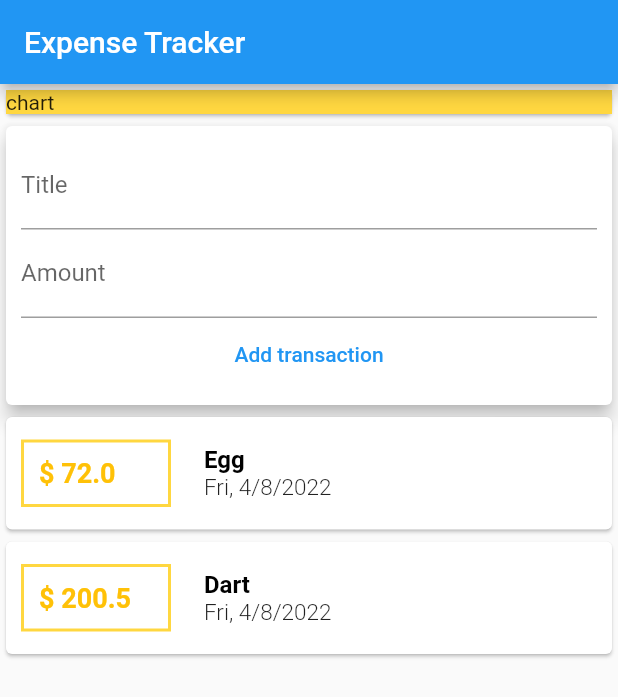
After one commit to Alamin11/ExpenseTracker, a Flutter app: the screen it shows after launch, on a phone screen of 412 x 824 dp. The commit adds this screen. Shown: the top 697 px of the screen. Run offline on Flutter 3.47's test engine with Material 2 defaults, Android fonts, the phone set to English and light mode, and no system bars.

Commit message:
Spliting the app into widget, connecting & managing data

```diff
--- /dev/null
+++ b/lib/widgets/new_transaction.dart
@@ -0,0 +1,52 @@
+import 'package:flutter/material.dart';
+
+class NewTransaction extends StatelessWidget {
+  //NewTransaction({Key? key, required this.newTransaction}) : super(key: key);
+  final Function newTransaction;
+  NewTransaction(this.newTransaction, {Key? key}) : super(key: key);
+  final titleController = TextEditingController();
+  final amountController = TextEditingController();
+
+  @override
+  Widget build(BuildContext context) {
+    return Card(
+      elevation: 5.0,
+      child: Padding(
+        padding: const EdgeInsets.all(10.0),
+        child: Column(
+          children: [
+            TextField(
+              decoration: const InputDecoration(
+                //label: Text('Title'),
+                labelText: 'Title',
+              ),
+              //onChanged: (value) => titleInput = value,
+              controller: titleController,
+            ),
+            TextField(
+              decoration: const InputDecoration(
+                labelText: 'Amount',
+              ),
+              // onChanged: (value) {
+              //   amountInput = value;
+              // },
+              controller: amountController,
+            ),
+            TextButton(
+              onPressed: () {
+                // print('titleInput = $titleInput');
+                // print('amountInput = $amountInput');
+
+                // print(titleController.text);
+                // print(amountController.text);
+                newTransaction(
+                    titleController.text, double.parse(amountController.text));
+              },
+              child: const Text('Add transaction'),
+            ),
+          ],
+        ),
+      ),
+    );
+  }
+}
--- /dev/null
+++ b/lib/widgets/transaction_list.dart
@@ -0,0 +1,74 @@
+import 'package:flutter/material.dart';
+import 'package:intl/intl.dart';
+import '../models/transaction.dart';
+
+class TransactionList extends StatelessWidget {
+  final List<Transaction> transactions;
+  TransactionList(this.transactions, {Key? key}) : super(key: key);
+
+  @override
+  Widget build(BuildContext context) {
+    return SizedBox(
+      height: 340,
+      child: SingleChildScrollView(
+        child: Column(
+            children: transactions
+                .map((tx) => Card(
+                      child: Row(
+                        children: [
+                          Container(
+                            width: 100.0,
+                            margin: const EdgeInsets.symmetric(
+                              horizontal: 10,
+                              vertical: 15.0,
+                            ),
+                            decoration: BoxDecoration(
+                              border: Border.all(
+                                color: Colors.amberAccent,
+                                width: 2,
+                              ),
+                            ),
+                            padding: const EdgeInsets.all(10.0),
+                            child: Text(
+                              //tx.amount.toString(),
+                              '\$ ${tx.amount}',
+                              style: const TextStyle(
+                                fontWeight: FontWeight.bold,
+                                fontSize: 18,
+                                color: Colors.amber,
+                              ),
+                            ),
+                          ),
+                          const SizedBox(
+                            width: 12.0,
+                          ),
+                          Column(
+                            crossAxisAlignment: CrossAxisAlignment.start,
+                            children: [
+                              Text(
+                                tx.title,
+                                style: const TextStyle(
+                                  fontWeight: FontWeight.bold,
+                                  fontSize: 16,
+                                  color: Colors.black,
+                                ),
+                              ),
+                              Text(
+                                // DateFormat('dd/MM/yy').format(tx.date),
+                                //DateFormat.yMMMMEEEEd().format(tx.date),
+                                DateFormat.yMEd().format(tx.date),
+                                style: const TextStyle(
+                                  fontSize: 15.0,
+                                  fontWeight: FontWeight.w300,
+                                ),
+                              ),
+                            ],
+                          ),
+                        ],
+                      ),
+                    ))
+                .toList()),
+      ),
+    );
+  }
+}
--- /dev/null
+++ b/lib/widgets/user_transaction.dart
@@ -0,0 +1,50 @@
+import 'package:flutter/material.dart';
+import './new_transaction.dart';
+import './transaction_list.dart';
+import '../models/transaction.dart';
+
+class UserTransaction extends StatefulWidget {
+  const UserTransaction({Key? key}) : super(key: key);
+
+  @override
+  State<UserTransaction> createState() => _UserTransactionState();
+}
+
+class _UserTransactionState extends State<UserTransaction> {
+  final List<Transaction> _userTransactions = [
+    Transaction(
+      id: 't1',
+      title: 'Egg',
+      amount: 72,
+      date: DateTime.now(),
+    ),
+    Transaction(
+      id: 't2',
+      title: 'Dart',
+      amount: 200.50,
+      date: DateTime.now(),
+    ),
+  ];
+
+  void _NewTransaction(String title, double amount) {
+    final newTransaction = Transaction(
+      id: DateTime.now().toString(),
+      title: title,
+      amount: amount,
+      date: DateTime.now(),
+    );
+    setState(() {
+      _userTransactions.add(newTransaction);
+    });
+  }
+
+  @override
+  Widget build(BuildContext context) {
+    return Column(
+      children: [
+        NewTransaction(_NewTransaction),
+        TransactionList(_userTransactions),
+      ],
+    );
+  }
+}
```
Also changed, not shown: lib/main.dart (+4 -111 lines), lib/models/transaction.dart (renamed from lib/transaction.dart).
